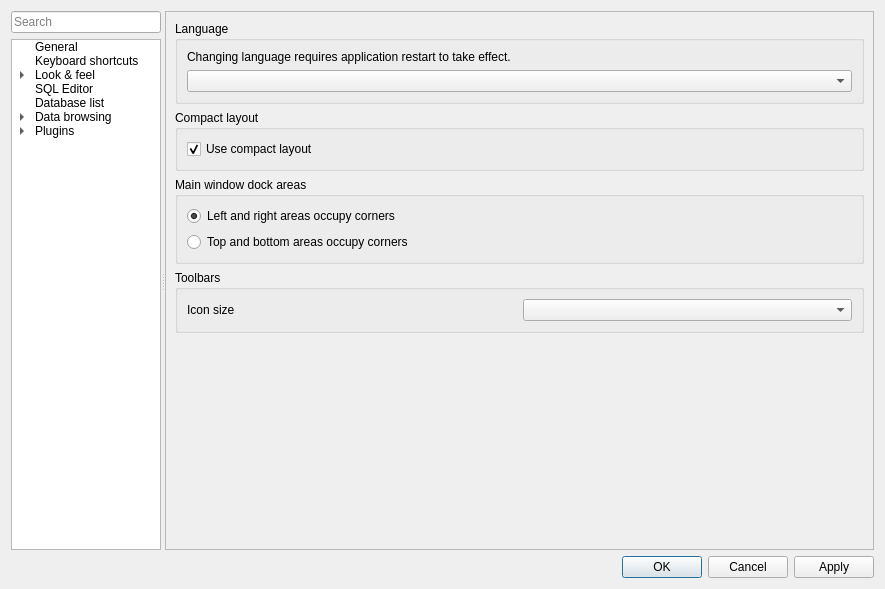
Qt form Letos/gui/dialogs/configdialog.ui (Mu-L/sqlitestudio) before a commit.
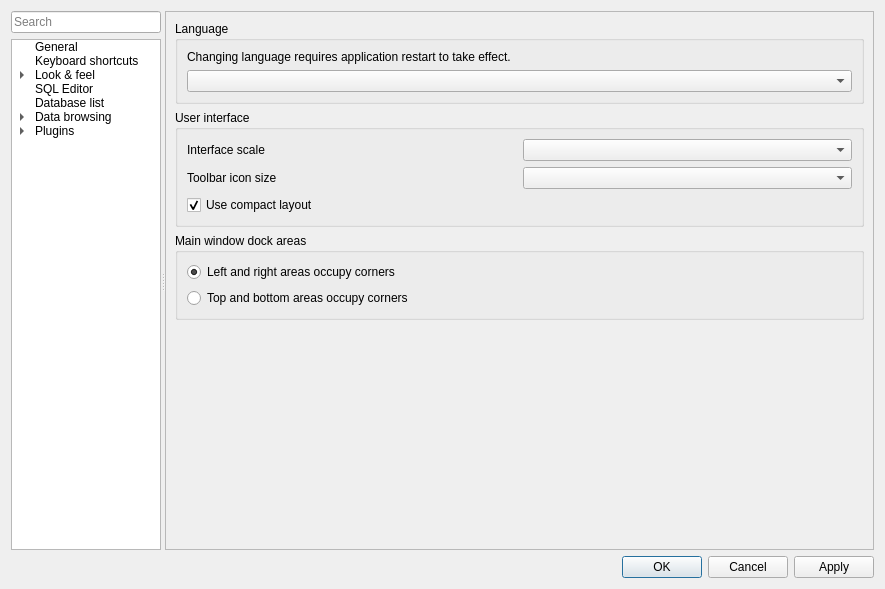
The same form after that commit. The open tabs and pages were chosen to show the change. Icons and pictures are not drawn. Custom widgets are drawn as their Qt base class.

Commit message: #5402 User Interface scaling can be now configured for whole application from the configuration dialog (Look & Feel page).

What changed in the file:
```diff
--- a/Letos/gui/dialogs/configdialog.ui
+++ b/Letos/gui/dialogs/configdialog.ui
@@ -2586,8 +2586,8 @@
                <rect>
                 <x>0</x>
                 <y>0</y>
-                <width>389</width>
-                <height>363</height>
+                <width>711</width>
+                <height>538</height>
                </rect>
               </property>
               <layout class="QVBoxLayout" name="verticalLayout_31">
@@ -2620,10 +2620,50 @@
                <item>
                 <widget class="QGroupBox" name="compactLayoutGroup">
                  <property name="title">
-                  <string>Compact layout</string>
+                  <string>User interface</string>
                  </property>
-                 <layout class="QVBoxLayout" name="verticalLayout_32">
-                  <item>
+                 <layout class="QGridLayout" name="gridLayout_16">
+                  <item row="2" column="0">
+                   <widget class="QLabel" name="uiScaleLabel">
+                    <property name="toolTip">
+                     <string>&lt;html&gt;&lt;head/&gt;&lt;body&gt;&lt;p&gt;Adjusts the scale of the application interface. Changes take effect after restarting the application.&lt;/p&gt;&lt;/body&gt;&lt;/html&gt;</string>
+                    </property>
+                    <property name="text">
+                     <string>Interface scale</string>
+                    </property>
+                   </widget>
+                  </item>
+                  <item row="2" column="1">
+                   <widget class="QComboBox" name="uiScaleCombo">
+                    <property name="toolTip">
+                     <string>&lt;html&gt;&lt;head/&gt;&lt;body&gt;&lt;p&gt;Adjusts the scale of the application interface. Changes take effect after restarting the application.&lt;/p&gt;&lt;/body&gt;&lt;/html&gt;</string>
+                    </property>
+                   </widget>
+                  </item>
+                  <item row="3" column="0">
+                   <widget class="QLabel" name="tbIconSizeLabel">
+                    <property name="toolTip">
+                     <string>&lt;html&gt;&lt;head/&gt;&lt;body&gt;&lt;p&gt;Expressed in percentage of default size.&lt;/p&gt;&lt;/body&gt;&lt;/html&gt;</string>
+                    </property>
+                    <property name="text">
+                     <string>Toolbar icon size</string>
+                    </property>
+                   </widget>
+                  </item>
+                  <item row="3" column="1">
+                   <widget class="QComboBox" name="tbIconSizeCombo">
+                    <property name="toolTip">
+                     <string>&lt;html&gt;&lt;head/&gt;&lt;body&gt;&lt;p&gt;Expressed in percentage of default size.&lt;/p&gt;&lt;/body&gt;&lt;/html&gt;</string>
+                    </property>
+                    <property name="cfg" stdset="0">
+                     <string notr="true">General.ToolBarIconSize</string>
+                    </property>
+                    <property name="dataDrivenCombo" stdset="0">
+                     <bool>true</bool>
+                    </property>
+                   </widget>
+                  </item>
+                  <item row="4" column="0" colspan="2">
                    <widget class="QCheckBox" name="compactLayoutCheck">
                     <property name="toolTip">
                      <string>&lt;p&gt;Compact layout reduces all margins and spacing on the UI to minimum, making space for displaying more data. It makes the interface a little bit less aesthetic, but allows to display more data at once.&lt;/p&gt;</string>
@@ -2688,38 +2728,6 @@
                  </layout>
                 </widget>
                </item>
-               <item>
-                <widget class="QGroupBox" name="toolbarsGroup">
-                 <property name="title">
-                  <string>Toolbars</string>
-                 </property>
-                 <layout class="QGridLayout" name="gridLayout_15">
-                  <item row="0" column="0">
-                   <widget class="QLabel" name="tbIconSizeLabel">
-                    <property name="toolTip">
-                     <string>&lt;html&gt;&lt;head/&gt;&lt;body&gt;&lt;p&gt;Expressed in percentage of default size.&lt;/p&gt;&lt;/body&gt;&lt;/html&gt;</string>
-                    </property>
-                    <property name="text">
-                     <string>Icon size</string>
-                    </property>
-                   </widget>
-                  </item>
-                  <item row="0" column="1">
-                   <widget class="QComboBox" name="tbIconSizeCombo">
-                    <property name="toolTip">
-                     <string>&lt;html&gt;&lt;head/&gt;&lt;body&gt;&lt;p&gt;Expressed in percentage of default size.&lt;/p&gt;&lt;/body&gt;&lt;/html&gt;</string>
-                    </property>
-                    <property name="cfg" stdset="0">
-                     <string notr="true">General.ToolBarIconSize</string>
-                    </property>
-                    <property name="dataDrivenCombo" stdset="0">
-                     <bool>true</bool>
-                    </property>
-                   </widget>
-                  </item>
-                 </layout>
-                </widget>
-               </item>
                <item>
                 <spacer name="verticalSpacer_5">
                  <property name="orientation">
```
Left out of the diff: 6 changed lines with no effect on the pictures. The commit also changes 4 other files.
